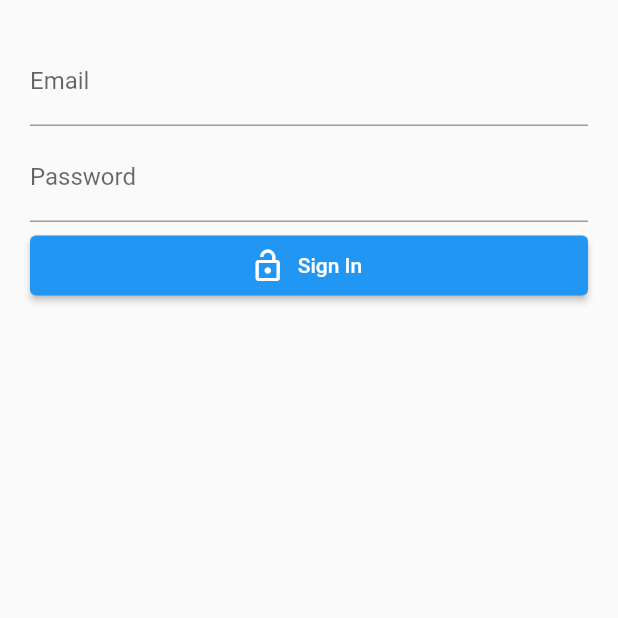
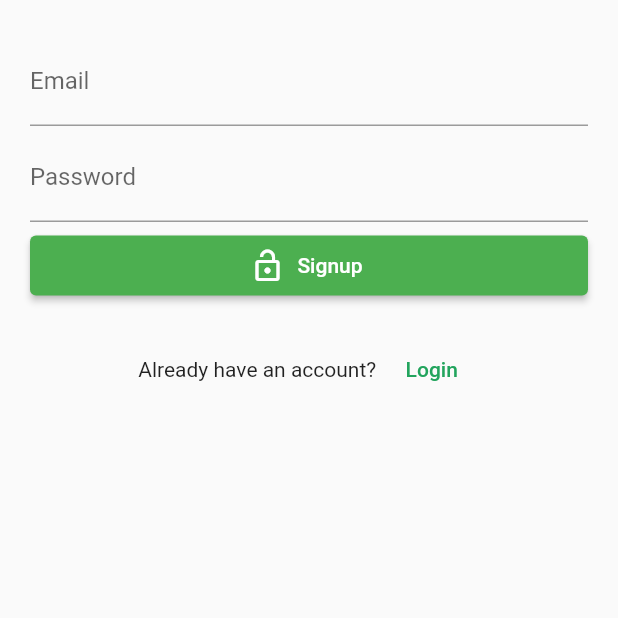
Before and after one commit to Intiserahmed/MAD-Project-, a Flutter app: the screen it shows after launch, on a phone screen of 412 x 824 dp, the top half of it. Run offline on Flutter 3.47's test engine with Material 2 defaults, Android fonts, the phone set to English and light mode, and no system bars; our stand-ins replace firebase_auth, firebase_core; accounts and stored records are empty.

Commit message:
add signup

```diff
--- a/lib/main.dart
+++ b/lib/main.dart
@@ -38,6 +38,9 @@ class MyHomePage extends StatefulWidget {
 class _MyHomePageState extends State<MyHomePage> {
   final emailController = TextEditingController();
   final passController = TextEditingController();
+  var isSignIn = false;
+  var error = "";
+
 
   @override
   Widget build(BuildContext context) {
@@ -55,10 +58,12 @@ class _MyHomePageState extends State<MyHomePage> {
         if (snapshot.hasData) {
           return Homepage();
         } else {
-          return SingleChildScrollView(
+          return isSignIn ?
+           SingleChildScrollView(
             padding: EdgeInsets.all(20),
             child: Column(
-              mainAxisAlignment: MainAxisAlignment.start,
+              crossAxisAlignment: CrossAxisAlignment.center,
+              mainAxisAlignment: MainAxisAlignment.center,
               children: <Widget>[
                 const SizedBox(
                   height: 5,
@@ -68,6 +73,16 @@ class _MyHomePageState extends State<MyHomePage> {
                   cursorColor: Colors.black,
                   textInputAction: TextInputAction.next,
                   decoration: InputDecoration(labelText: 'Email'),
+                ),
+                const SizedBox(
+                  height: 5,
+                ),
+                TextField(
+                  controller: passController,
+                  cursorColor: Colors.black,
+                  textInputAction: TextInputAction.done,
+                  decoration: InputDecoration(labelText: 'Password'),
+                  obscureText: true,
                 ),
                 const SizedBox(
                   height: 5,
@@ -99,15 +114,121 @@ class _MyHomePageState extends State<MyHomePage> {
                           password: passController.text.trim());
                     } on FirebaseAuthException catch (e) {
                       print(e);
+                      setState(() {
+                        error=e.message!;
+                      });
                     }
                     navigatorKey.currentState!
                         .popUntil((route) => route.isFirst);
                   },
                   label: Text('Sign In'),
-                )
+                ),
+                Text(error,style: const TextStyle(color: Colors.red),),
+                const SizedBox(
+                  height: 5,
+                ),
+                Row(
+                  mainAxisAlignment: MainAxisAlignment.center,
+                  children:  [
+                    const Text('Don\'t have an account?'),
+                    const SizedBox(width: 5.0),
+                    TextButton(
+                      onPressed: (){
+                        setState(() {
+                          isSignIn= false;
+                        });
+                      },
+                    child: const Text(
+                      'Signup',
+                      style: TextStyle(color: Color(0xff22A45D)),
+                    )
+                    )
+                  ],
+                ),
               ],
             ),
-          );
+          ):
+          SingleChildScrollView(
+            padding: EdgeInsets.all(20),
+            child: Column(
+              crossAxisAlignment: CrossAxisAlignment.center,
+              mainAxisAlignment: MainAxisAlignment.center,
+              children: <Widget>[
+                const SizedBox(
+                  height: 5,
+                ),
+                TextField(
+                  controller: emailController,
+                  cursorColor: Colors.black,
+                  textInputAction: TextInputAction.next,
+                  decoration: InputDecoration(labelText: 'Email'),
+                ),
+                const SizedBox(
+                  height: 5,
+                ),
+                TextField(
+                  controller: passController,
+                  cursorColor: Colors.black,
+                  textInputAction: TextInputAction.done,
+                  decoration: InputDecoration(labelText: 'Password'),
+                  obscureText: true,
+                ),
+                const SizedBox(
+                  height: 5,
+                ),
+                ElevatedButton.icon(
+                  style: ElevatedButton.styleFrom(
+                      minimumSize: Size.fromHeight(40),primary: Colors.green),
+                  icon: Icon(Icons.lock_open_outlined),
+                  onPressed: () async {
+                    showDialog(
+                        context: context,
+                        barrierDismissible: false,
+                        builder: (context) => const Center(
+                              child: CircularProgressIndicator(),
+                            ));
+                    try {
+                      await FirebaseAuth.instance.createUserWithEmailAndPassword(
+                          email: emailController.text.trim(),
+                          password: passController.text.trim());
+                    } on FirebaseAuthException catch (e) {
+                      print(e);
+                      setState(() {
+                        error=e.message!;
+                      });
+                    }
+                    navigatorKey.currentState!
+                        .popUntil((route) => route.isFirst);
+                  },
+                  label: const Text('Signup'),
+                ),
+                Text(error,style: const TextStyle(color: Colors.red),),
+                const SizedBox(
+                  height: 5,
+                ),
+                Row(
+                  mainAxisAlignment: MainAxisAlignment.center,
+                  children:  [
+                    const Text('Already have an account?'),
+                    const SizedBox(width: 5.0),
+                    TextButton(
+                      onPressed: (){
+                        setState(() {
+                          isSignIn= true;
+                        });
+                      },
+                    child: const Text(
+                      'Login',
+                      style: TextStyle(color: Color(0xff22A45D)),
+                    )
+                    )
+                  ],
+                ),
+
+              ],
+            ),
+          )
+          ;
         }
       },
     )
```
